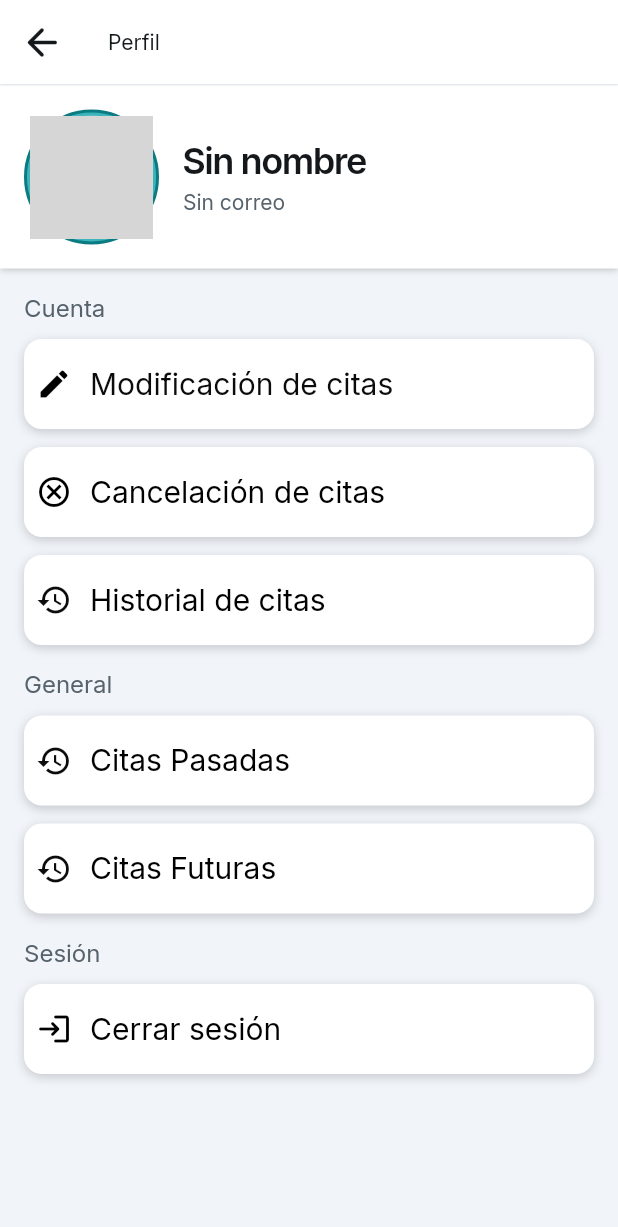
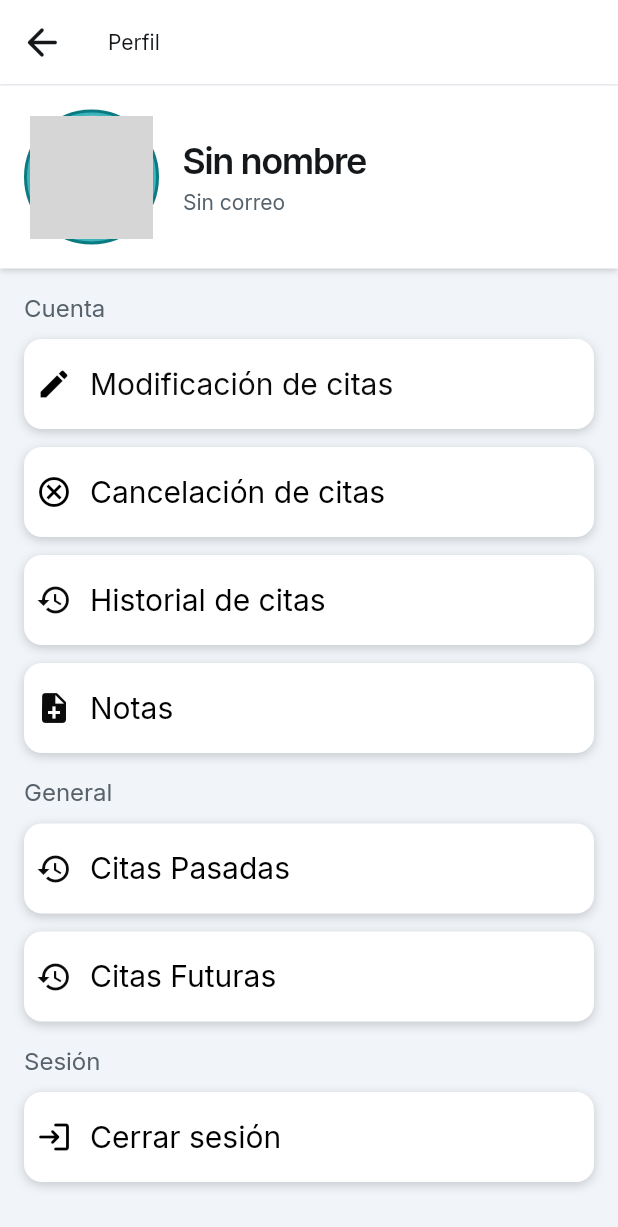
Before and after one commit to Niki2004/ProyectoFlutterMoviles, a Flutter app: the PerfilWidget screen opened by its route, on a phone screen of 412 x 824 dp. Shown: the top 1227 px of the screen. Run offline on Flutter 3.47's test engine with Material 3 defaults, Android fonts, the phone set to English and light mode, and no system bars; drawn by our look-alikes of cached_network_image; our stand-ins replace auto_size_text, carousel_slider, cloud_firestore, dropdown_button2, easy_debounce, firebase_auth and 15 more; missing offline and left inert: json_path; accounts and stored records are empty; network calls fail; grey boxes are pictures that could not be loaded.

Commit message:
Se agrego un btn al perfil (Nicole)

```diff
--- a/lib/perfil/perfil/perfil_widget.dart
+++ b/lib/perfil/perfil/perfil_widget.dart
@@ -402,6 +402,58 @@ class _PerfilWidgetState extends State<PerfilWidget> {
                 ),
               ),
               Padding(
+                padding: EdgeInsetsDirectional.fromSTEB(16.0, 12.0, 16.0, 0.0),
+                child: Container(
+                  width: double.infinity,
+                  height: 60.0,
+                  decoration: BoxDecoration(
+                    color: FlutterFlowTheme.of(context).secondaryBackground,
+                    boxShadow: [
+                      BoxShadow(
+                        blurRadius: 5.0,
+                        color: Color(0x3416202A),
+                        offset: Offset(
+                          0.0,
+                          2.0,
+                        ),
+                      )
+                    ],
+                    borderRadius: BorderRadius.circular(12.0),
+                    shape: BoxShape.rectangle,
+                  ),
+                  child: Padding(
+                    padding: EdgeInsets.all(8.0),
+                    child: Row(
+                      mainAxisSize: MainAxisSize.max,
+                      children: [
+                        Icon(
+                          Icons.note_add,
+                          color: Color(0xFF0B0B0B),
+                          size: 24.0,
+                        ),
+                        Expanded(
+                          child: Padding(
+                            padding: EdgeInsetsDirectional.fromSTEB(
+                                12.0, 0.0, 0.0, 0.0),
+                            child: Text(
+                              'Notas',
+                              style: FlutterFlowTheme.of(context)
+                                  .bodyLarge
+                                  .override(
+                                    fontFamily: 'Inter',
+                                    color: Colors.black,
+                                    fontSize: 20.0,
+                                    letterSpacing: 0.0,
+                                  ),
+                            ),
+                          ),
+                        ),
+                      ],
+                    ),
+                  ),
+                ),
+              ),
+              Padding(
                 padding: EdgeInsetsDirectional.fromSTEB(16.0, 16.0, 0.0, 0.0),
                 child: Text(
                   'General',
```
